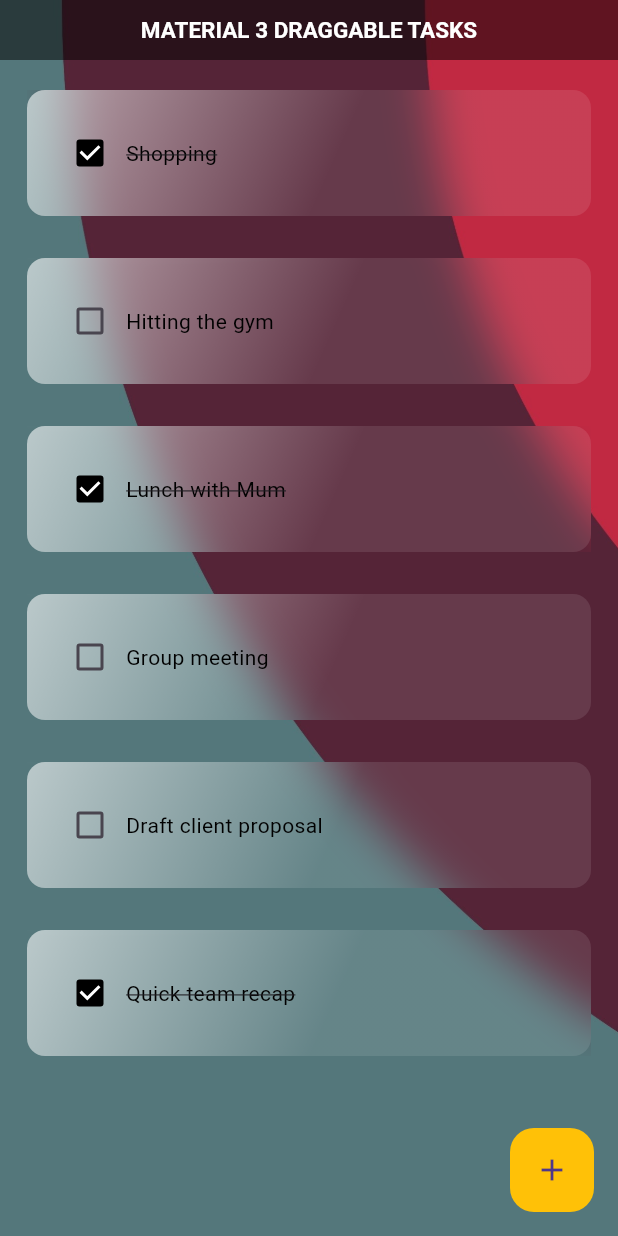
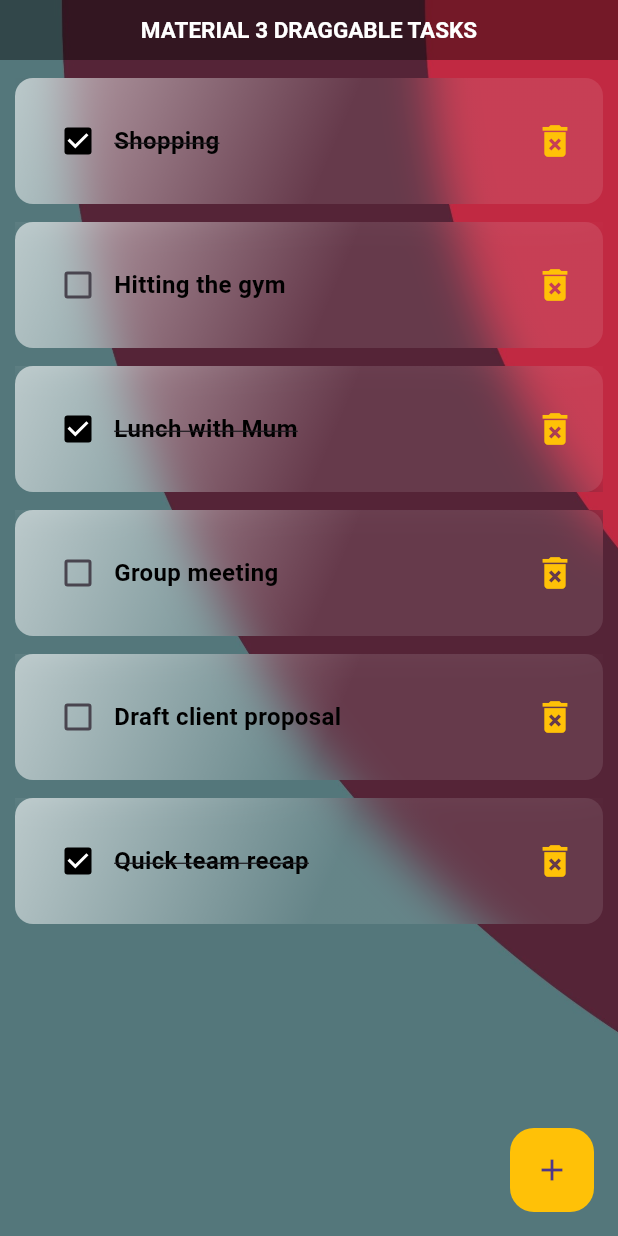
Before and after one commit to Nderi12/flutter_to_do_list_material_3, a Flutter app: the screen it shows after launch, on a phone screen of 412 x 824 dp. Run offline on Flutter 3.47's test engine with Material 2 defaults, Android fonts, the phone set to English and light mode, and no system bars; our stand-ins replace flutter_slidable, hive, hive_flutter; accounts and stored records are empty.

Commit message:
Minor changes

```diff
--- a/lib/pages/task_board.dart
+++ b/lib/pages/task_board.dart
@@ -3,6 +3,7 @@ import 'package:hive/hive.dart';
 import 'package:to_do_app/database/task_database.dart';
 import 'package:to_do_app/util/dialog_box.dart';
 import 'package:to_do_app/util/to_do_tile.dart';
+import 'package:flutter_slidable/flutter_slidable.dart';
 
 class TaskBoard extends StatefulWidget {
   const TaskBoard({super.key});
@@ -97,7 +98,7 @@ class _TaskBoardState extends State<TaskBoard> {
                   fontWeight: FontWeight.bold),
             ),
             centerTitle: true,
-            backgroundColor: Colors.black.withOpacity(.5),
+            backgroundColor: Colors.black.withOpacity(.4),
             toolbarHeight: 40,
           ),
           floatingActionButton: FloatingActionButton(
@@ -105,25 +106,31 @@ class _TaskBoardState extends State<TaskBoard> {
             backgroundColor: Colors.amber,
             child: const Icon(Icons.add),
           ),
-          body: ReorderableListView(
-            // proxyDecorator: proxyDecorator,
+          body: db.taskList.isNotEmpty
+              ? ReorderableListView(
+                  physics: const BouncingScrollPhysics(),
                   onReorder: reorderData,
                   children: db.taskList
                       .map(
-                  (task) => Padding(
+                        (task) => ToDoTile(
                           key: Key("$task"),
-                    padding: const EdgeInsets.all(8.0),
-                    child: ToDoTile(
                           name: task['name'],
                           completed: task['completed'],
                           onChanged: (value) =>
                               checkBoxChange(value, db.taskList.indexOf(task)),
-                      deleteFn: (context) =>
-                          deleteTask(db.taskList.indexOf(task)),
-                    ),
+                          deleteFn: () => deleteTask(db.taskList.indexOf(task)),
                         ),
                       )
                       .toList(),
+                )
+              : const Center(
+                  child: Text(
+                    'No Tasks in List!',
+                    style: TextStyle(
+                        color: Colors.white,
+                        fontSize: 18,
+                        fontWeight: FontWeight.bold),
+                  ),
                 )),
     );
   }
--- a/lib/util/to_do_tile.dart
+++ b/lib/util/to_do_tile.dart
@@ -9,7 +9,7 @@ class ToDoTile extends StatelessWidget {
   final String name;
   final bool completed;
   Function(bool?)? onChanged;
-  Function(BuildContext?)? deleteFn;
+  Function()? deleteFn;
 
   ToDoTile(
       {super.key,
@@ -34,6 +34,9 @@ class ToDoTile extends StatelessWidget {
                     colors: [Colors.white60, Colors.white10]),
                 borderRadius: BorderRadius.circular(12)),
             child: Row(
+              mainAxisAlignment: MainAxisAlignment.spaceBetween,
+              children: [
+                Row(
                   children: [
                     Checkbox(
                       value: completed,
@@ -43,12 +46,23 @@ class ToDoTile extends StatelessWidget {
                     Text(
                       name,
                       style: TextStyle(
+                          fontSize: 16,
                           color: Colors.black,
-                      fontWeight: FontWeight.normal,
+                          fontWeight: FontWeight.bold,
                           decoration: completed
                               ? TextDecoration.lineThrough
                               : TextDecoration.none),
                     ),
+                  ],
+                ),
+                GestureDetector(
+                  onTap: deleteFn,
+                  child: const Icon(
+                    Icons.delete_forever,
+                    size: 28,
+                    color: Colors.amber,
+                  ),
+                )
               ],
             ),
           ),
```
Also changed, not shown: lib/util/constants.dart (+6 -6 lines), lib/util/dialog_box.dart (+3 -4 lines), assets/images/189097522-4efa697c-304b-4c10-948e-fc4cf2fb6758.png (added). Lines whose indentation alone changed are shown as unchanged.
